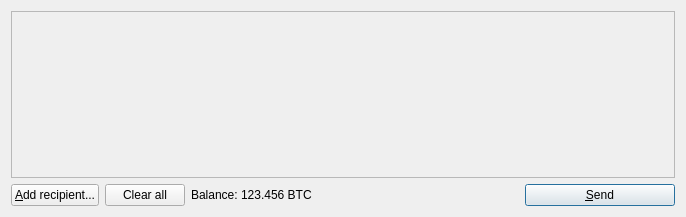
hanxianzhai/poscoin, file src/qt/forms/sendcoinsdialog.ui: the form before one commit.
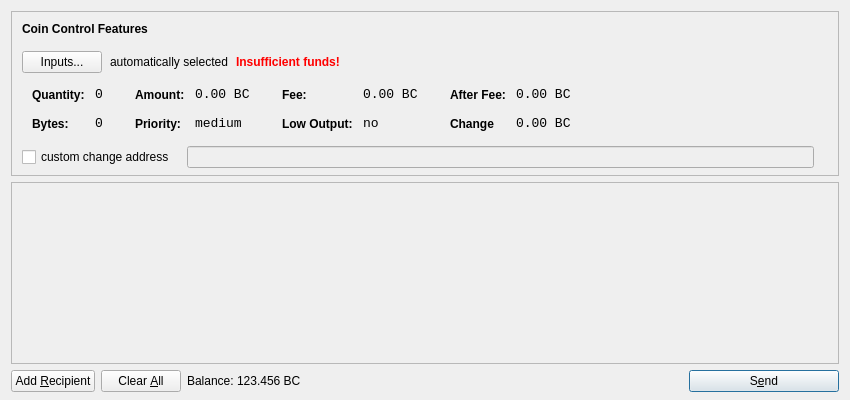
The form after the commit. Icons and pictures are not drawn.

The edit to the form file:
```diff
--- a/src/qt/forms/sendcoinsdialog.ui
+++ b/src/qt/forms/sendcoinsdialog.ui
@@ -6,14 +6,615 @@
    <rect>
     <x>0</x>
     <y>0</y>
-    <width>686</width>
-    <height>217</height>
+    <width>850</width>
+    <height>400</height>
    </rect>
   </property>
   <property name="windowTitle">
    <string>Send Coins</string>
   </property>
-  <layout class="QVBoxLayout" name="verticalLayout">
+  <layout class="QVBoxLayout" name="verticalLayout" stretch="0,1,0">
+   <property name="bottomMargin">
+    <number>8</number>
+   </property>
+   <item>
+    <widget class="QFrame" name="frameCoinControl">
+     <property name="sizePolicy">
+      <sizepolicy hsizetype="Expanding" vsizetype="Expanding">
+       <horstretch>0</horstretch>
+       <verstretch>0</verstretch>
+      </sizepolicy>
+     </property>
+     <property name="maximumSize">
+      <size>
+       <width>16777215</width>
+       <height>16777215</height>
+      </size>
+     </property>
+     <property name="frameShape">
+      <enum>QFrame::StyledPanel</enum>
+     </property>
+     <property name="frameShadow">
+      <enum>QFrame::Sunken</enum>
+     </property>
+     <layout class="QVBoxLayout" name="verticalLayoutCoinControl2">
+      <property name="spacing">
+       <number>-1</number>
+      </property>
+      <property name="leftMargin">
+       <number>0</number>
+      </property>
+      <property name="topMargin">
+       <number>0</number>
+      </property>
+      <property name="rightMargin">
+       <number>0</number>
+      </property>
+      <property name="bottomMargin">
+       <number>6</number>
+      </property>
+      <item>
+       <layout class="QVBoxLayout" name="verticalLayoutCoinControl" stretch="0,0,0,0,1">
+        <property name="spacing">
+         <number>0</number>
+        </property>
+        <property name="leftMargin">
+         <number>10</number>
+        </property>
+        <property name="topMargin">
+         <number>10</number>
+        </property>
+        <item>
+         <layout class="QHBoxLayout" name="horizontalLayoutCoinControl1">
+          <property name="bottomMargin">
+           <number>15</number>
+          </property>
+          <item>
+           <widget class="QLabel" name="labelCoinControlFeatures">
+            <property name="sizePolicy">
+             <sizepolicy hsizetype="Preferred" vsizetype="Maximum">
+              <horstretch>0</horstretch>
+              <verstretch>0</verstretch>
+             </sizepolicy>
+            </property>
+            <property name="font">
+             <font>
+              <weight>75</weight>
+              <bold>true</bold>
+             </font>
+            </property>
+            <property name="styleSheet">
+             <string notr="true">font-weight:bold;</string>
+            </property>
+            <property name="text">
+             <string>Coin Control Features</string>
+            </property>
+           </widget>
+          </item>
+         </layout>
+        </item>
+        <item>
+         <layout class="QHBoxLayout" name="horizontalLayoutCoinControl2" stretch="0,0,0,0">
+          <property name="spacing">
+           <number>8</number>
+          </property>
+          <property name="bottomMargin">
+           <number>10</number>
+          </property>
+          <item>
+           <widget class="QPushButton" name="pushButtonCoinControl">
+            <property name="styleSheet">
+             <string notr="true"/>
+            </property>
+            <property name="text">
+             <string>Inputs...</string>
+            </property>
+           </widget>
+          </item>
+          <item>
+           <widget class="QLabel" name="labelCoinControlAutomaticallySelected">
+            <property name="text">
+             <string>automatically selected</string>
+            </property>
+            <property name="margin">
+             <number>5</number>
+            </property>
+           </widget>
+          </item>
+          <item>
+           <widget class="QLabel" name="labelCoinControlInsuffFunds">
+            <property name="font">
+             <font>
+              <weight>75</weight>
+              <bold>true</bold>
+             </font>
+            </property>
+            <property name="styleSheet">
+             <string notr="true">color:red;font-weight:bold;</string>
+            </property>
+            <property name="text">
+             <string>Insufficient funds!</string>
+            </property>
+            <property name="margin">
+             <number>5</number>
+            </property>
+           </widget>
+          </item>
+          <item>
+           <spacer name="horizontalSpacerCoinControl">
+            <property name="orientation">
+             <enum>Qt::Horizontal</enum>
+            </property>
+            <property name="sizeHint" stdset="0">
+             <size>
+              <width>40</width>
+              <height>1</height>
+             </size>
+            </property>
+           </spacer>
+          </item>
+         </layout>
+        </item>
+        <item>
+         <widget class="QWidget" name="widgetCoinControl" native="true">
+          <property name="sizePolicy">
+           <sizepolicy hsizetype="Preferred" vsizetype="Preferred">
+            <horstretch>0</horstretch>
+            <verstretch>0</verstretch>
+           </sizepolicy>
+          </property>
+          <property name="minimumSize">
+           <size>
+            <width>0</width>
+            <height>0</height>
+           </size>
+          </property>
+          <property name="styleSheet">
+           <string notr="true"/>
+          </property>
+          <layout class="QHBoxLayout" name="horizontalLayoutCoinControl5">
+           <property name="margin">
+            <number>0</number>
+           </property>
+           <item>
+            <layout class="QHBoxLayout" name="horizontalLayoutCoinControl3" stretch="0,0,0,1">
+             <property name="spacing">
+              <number>20</number>
+             </property>
+             <property name="topMargin">
+              <number>0</number>
+             </property>
+             <property name="bottomMargin">
+              <number>10</number>
+             </property>
+             <item>
+              <layout class="QFormLayout" name="formLayoutCoinControl1">
+               <property name="horizontalSpacing">
+                <number>10</number>
+               </property>
+               <property name="verticalSpacing">
+                <number>14</number>
+               </property>
+               <property name="leftMargin">
+                <number>10</number>
+               </property>
+               <property name="topMargin">
+                <number>4</number>
+               </property>
+               <property name="rightMargin">
+                <number>6</number>
+               </property>
+               <item row="0" column="0">
+                <widget class="QLabel" name="labelCoinControlQuantityText">
+                 <property name="styleSheet">
+                  <string notr="true">font-weight:bold;</string>
+                 </property>
+                 <property name="text">
+                  <string>Quantity:</string>
+                 </property>
+                 <property name="margin">
+                  <number>0</number>
+                 </property>
+                </widget>
+               </item>
+               <item row="0" column="1">
+                <widget class="QLabel" name="labelCoinControlQuantity">
+                 <property name="font">
+                  <font>
+                   <family>Monospace</family>
+                   <pointsize>10</pointsize>
+                  </font>
+                 </property>
+                 <property name="cursor">
+                  <cursorShape>IBeamCursor</cursorShape>
+                 </property>
+                 <property name="contextMenuPolicy">
+                  <enum>Qt::ActionsContextMenu</enum>
+                 </property>
+                 <property name="text">
+                  <string>0</string>
+                 </property>
+                 <property name="margin">
+                  <number>0</number>
+                 </property>
+                 <property name="textInteractionFlags">
+                  <set>Qt::LinksAccessibleByMouse|Qt::TextSelectableByKeyboard|Qt::TextSelectableByMouse</set>
+                 </property>
+                </widget>
+               </item>
+               <item row="1" column="0">
+                <widget class="QLabel" name="labelCoinControlBytesText">
+                 <property name="styleSheet">
+                  <string notr="true">font-weight:bold;</string>
+                 </property>
+                 <property name="text">
+                  <string>Bytes:</string>
+                 </property>
+                </widget>
+               </item>
+               <item row="1" column="1">
+                <widget class="QLabel" name="labelCoinControlBytes">
+                 <property name="font">
+                  <font>
+                   <family>Monospace</family>
+                   <pointsize>10</pointsize>
+                  </font>
+                 </property>
+                 <property name="cursor">
+                  <cursorShape>IBeamCursor</cursorShape>
+                 </property>
+                 <property name="contextMenuPolicy">
+                  <enum>Qt::ActionsContextMenu</enum>
+                 </property>
+                 <property name="text">
+                  <string>0</string>
+                 </property>
+                 <property name="textInteractionFlags">
+                  <set>Qt::LinksAccessibleByMouse|Qt::TextSelectableByKeyboard|Qt::TextSelectableByMouse</set>
+                 </property>
+                </widget>
+               </item>
+              </layout>
+             </item>
+             <item>
+              <layout class="QFormLayout" name="formLayoutCoinControl2">
+               <property name="horizontalSpacing">
+                <number>10</number>
+               </property>
+               <property name="verticalSpacing">
+                <number>14</number>
+               </property>
+               <property name="leftMargin">
+                <number>6</number>
+               </property>
+               <property name="topMargin">
+                <number>4</number>
+               </property>
+               <property name="rightMargin">
+                <number>6</number>
+               </property>
+               <item row="0" column="0">
+                <widget class="QLabel" name="labelCoinControlAmountText">
+                 <property name="styleSheet">
+                  <string notr="true">font-weight:bold;</string>
+                 </property>
+                 <property name="text">
+                  <string>Amount:</string>
+                 </property>
+                 <property name="margin">
+                  <number>0</number>
+                 </property>
+                </widget>
+               </item>
+               <item row="0" column="1">
+                <widget class="QLabel" name="labelCoinControlAmount">
+                 <property name="font">
+                  <font>
+                   <family>Monospace</family>
+                   <pointsize>10</pointsize>
+                  </font>
+                 </property>
+                 <property name="cursor">
+                  <cursorShape>IBeamCursor</cursorShape>
+                 </property>
+                 <property name="contextMenuPolicy">
+                  <enum>Qt::ActionsContextMenu</enum>
+                 </property>
+                 <property name="text">
+                  <string>0.00 BC</string>
+                 </property>
+                 <property name="textInteractionFlags">
+                  <set>Qt::LinksAccessibleByMouse|Qt::TextSelectableByKeyboard|Qt::TextSelectableByMouse</set>
+                 </property>
+                </widget>
+               </item>
+               <item row="1" column="0">
+                <widget class="QLabel" name="labelCoinControlPriorityText">
+                 <property name="styleSheet">
+                  <string notr="true">font-weight:bold;</string>
+                 </property>
+                 <property name="text">
+                  <string>Priority:</string>
+                 </property>
+                </widget>
+               </item>
+               <item row="1" column="1">
+                <widget class="QLabel" name="labelCoinControlPriority">
+                 <property name="font">
+                  <font>
+                   <family>Monospace</family>
+                   <pointsize>10</pointsize>
+                  </font>
+                 </property>
+                 <property name="cursor">
+                  <cursorShape>IBeamCursor</cursorShape>
+                 </property>
+                 <property name="contextMenuPolicy">
+                  <enum>Qt::ActionsContextMenu</enum>
+                 </property>
+                 <property name="text">
+                  <string>medium</string>
+                 </property>
+                 <property name="textInteractionFlags">
+                  <set>Qt::LinksAccessibleByMouse|Qt::TextSelectableByKeyboard|Qt::TextSelectableByMouse</set>
+                 </property>
+                </widget>
+               </item>
+              </layout>
+             </item>
+             <item>
+              <layout class="QFormLayout" name="formLayoutCoinControl3">
+               <property name="horizontalSpacing">
+                <number>10</number>
+               </property>
+               <property name="verticalSpacing">
+                <number>14</number>
+               </property>
+               <property name="leftMargin">
+                <number>6</number>
+               </property>
+               <property name="topMargin">
+                <number>4</number>
+               </property>
+               <property name="rightMargin">
+                <number>6</number>
+               </property>
+               <item row="0" column="0">
+                <widget class="QLabel" name="labelCoinControlFeeText">
+                 <property name="styleSheet">
+                  <string notr="true">font-weight:bold;</string>
+                 </property>
+                 <property name="text">
+                  <string>Fee:</string>
+                 </property>
+                 <property name="margin">
+                  <number>0</number>
+                 </property>
+                </widget>
+               </item>
+               <item row="0" column="1">
+                <widget class="QLabel" name="labelCoinControlFee">
+                 <property name="font">
+                  <font>
+                   <family>Monospace</family>
+                   <pointsize>10</pointsize>
+                  </font>
+                 </property>
+                 <property name="cursor">
+                  <cursorShape>IBeamCursor</cursorShape>
+                 </property>
+                 <property name="contextMenuPolicy">
+                  <enum>Qt::ActionsContextMenu</enum>
+                 </property>
+                 <property name="text">
+                  <string>0.00 BC</string>
+                 </property>
+                 <property name="textInteractionFlags">
+                  <set>Qt::LinksAccessibleByMouse|Qt::TextSelectableByKeyboard|Qt::TextSelectableByMouse</set>
+                 </property>
+                </widget>
+               </item>
+               <item row="1" column="0">
+                <widget class="QLabel" name="labelCoinControlLowOutputText">
+                 <property name="styleSheet">
+                  <string notr="true">font-weight:bold;</string>
+                 </property>
+                 <property name="text">
+                  <string>Low Output:</string>
+                 </property>
+                </widget>
+               </item>
+               <item row="1" column="1">
+                <widget class="QLabel" name="labelCoinControlLowOutput">
+                 <property name="font">
+                  <font>
+                   <family>Monospace</family>
+                   <pointsize>10</pointsize>
+                  </font>
+                 </property>
+                 <property name="cursor">
+                  <cursorShape>IBeamCursor</cursorShape>
+                 </property>
+                 <property name="contextMenuPolicy">
+                  <enum>Qt::ActionsContextMenu</enum>
+                 </property>
+                 <property name="text">
+                  <string>no</string>
+                 </property>
+                 <property name="textInteractionFlags">
+                  <set>Qt::LinksAccessibleByMouse|Qt::TextSelectableByKeyboard|Qt::TextSelectableByMouse</set>
+                 </property>
+                </widget>
+               </item>
+              </layout>
+             </item>
+             <item>
+              <layout class="QFormLayout" name="formLayoutCoinControl4">
+               <property name="horizontalSpacing">
+                <number>10</number>
+               </property>
+               <property name="verticalSpacing">
+                <number>14</number>
+               </property>
+               <property name="leftMargin">
+                <number>6</number>
+               </property>
+               <property name="topMargin">
+                <number>4</number>
+               </property>
+               <property name="rightMargin">
+                <number>6</number>
+               </property>
+               <item row="0" column="0">
+                <widget class="QLabel" name="labelCoinControlAfterFeeText">
+                 <property name="styleSheet">
+                  <string notr="true">font-weight:bold;</string>
+                 </property>
+                 <property name="text">
+                  <string>After Fee:</string>
+                 </property>
+                 <property name="margin">
+                  <number>0</number>
+                 </property>
+                </widget>
+               </item>
+               <item row="0" column="1">
+                <widget class="QLabel" name="labelCoinControlAfterFee">
+                 <property name="font">
+                  <font>
+                   <family>Monospace</family>
+                   <pointsize>10</pointsize>
+                  </font>
+                 </property>
+                 <property name="cursor">
+                  <cursorShape>IBeamCursor</cursorShape>
+                 </property>
+                 <property name="contextMenuPolicy">
+                  <enum>Qt::ActionsContextMenu</enum>
+                 </property>
+                 <property name="text">
+                  <string>0.00 BC</string>
+                 </property>
+                 <property name="textInteractionFlags">
+                  <set>Qt::LinksAccessibleByMouse|Qt::TextSelectableByKeyboard|Qt::TextSelectableByMouse</set>
+                 </property>
+                </widget>
+               </item>
+               <item row="1" column="0">
+                <widget class="QLabel" name="labelCoinControlChangeText">
+                 <property name="styleSheet">
+                  <string notr="true">font-weight:bold;</string>
+                 </property>
+                 <property name="text">
+                  <string>Change</string>
+                 </property>
+                </widget>
+               </item>
+               <item row="1" column="1">
+                <widget class="QLabel" name="labelCoinControlChange">
+                 <property name="font">
+                  <font>
+                   <family>Monospace</family>
+                   <pointsize>10</pointsize>
+                  </font>
+                 </property>
+                 <property name="cursor">
+                  <cursorShape>IBeamCursor</cursorShape>
+                 </property>
+                 <property name="contextMenuPolicy">
+                  <enum>Qt::ActionsContextMenu</enum>
+                 </property>
+                 <property name="text">
+                  <string>0.00 BC</string>
+                 </property>
+                 <property name="textInteractionFlags">
+                  <set>Qt::LinksAccessibleByMouse|Qt::TextSelectableByKeyboard|Qt::TextSelectableByMouse</set>
+                 </property>
+                </widget>
+               </item>
+              </layout>
+             </item>
+            </layout>
+           </item>
+          </layout>
+         </widget>
+        </item>
+        <item>
+         <layout class="QHBoxLayout" name="horizontalLayoutCoinControl4" stretch="0,0,0">
+          <property name="spacing">
+           <number>12</number>
+          </property>
+          <property name="sizeConstraint">
+           <enum>QLayout::SetDefaultConstraint</enum>
+          </property>
+          <property name="topMargin">
+           <number>5</number>
+          </property>
+          <property name="rightMargin">
+           <number>5</number>
+          </property>
+          <item>
+           <widget class="QCheckBox" name="checkBoxCoinControlChange">
+            <property name="text">
+             <string>custom change address</string>
+            </property>
+           </widget>
+          </item>
+          <item>
+           <widget class="QLineEdit" name="lineEditCoinControlChange">
+            <property name="enabled">
+             <bool>false</bool>
+            </property>
+            <property name="sizePolicy">
+             <sizepolicy hsizetype="Expanding" vsizetype="Fixed">
+              <horstretch>0</horstretch>
+              <verstretch>0</verstretch>
+             </sizepolicy>
+            </property>
+           </widget>
+          </item>
+          <item>
+           <widget class="QLabel" name="labelCoinControlChangeLabel">
+            <property name="sizePolicy">
+             <sizepolicy hsizetype="Preferred" vsizetype="Expanding">
+              <horstretch>0</horstretch>
+              <verstretch>0</verstretch>
+             </sizepolicy>
+            </property>
+            <property name="minimumSize">
+             <size>
+              <width>0</width>
+              <height>0</height>
+             </size>
+            </property>
+            <property name="text">
+             <string/>
+            </property>
+            <property name="margin">
+             <number>3</number>
+            </property>
+           </widget>
+          </item>
+         </layout>
+        </item>
+        <item>
+         <spacer name="verticalSpacerCoinControl">
+          <property name="orientation">
+           <enum>Qt::Vertical</enum>
+          </property>
+          <property name="sizeHint" stdset="0">
+           <size>
+            <width>800</width>
+            <height>1</height>
+           </size>
+          </property>
+         </spacer>
+        </item>
+       </layout>
+      </item>
+     </layout>
+    </widget>
+   </item>
    <item>
     <widget class="QScrollArea" name="scrollArea">
      <property name="widgetResizable">
@@ -24,7 +625,7 @@
        <rect>
         <x>0</x>
         <y>0</y>
-        <width>666</width>
+        <width>830</width>
         <height>165</height>
        </rect>
       </property>
@@ -64,12 +665,15 @@
         <string>Send to multiple recipients at once</string>
        </property>
        <property name="text">
-        <string>&amp;Add recipient...</string>
+        <string>Add &amp;Recipient</string>
        </property>
        <property name="icon">
         <iconset resource="../bitcoin.qrc">
          <normaloff>:/icons/add</normaloff>:/icons/add</iconset>
        </property>
+       <property name="autoDefault">
+        <bool>false</bool>
+       </property>
       </widget>
      </item>
      <item>
@@ -84,7 +688,7 @@
         <string>Remove all transaction fields</string>
        </property>
        <property name="text">
-        <string>Clear all</string>
+        <string>Clear &amp;All</string>
        </property>
        <property name="icon">
         <iconset resource="../bitcoin.qrc">
@@ -93,6 +697,9 @@
        <property name="autoRepeatDelay">
         <number>300</number>
        </property>
+       <property name="autoDefault">
+        <bool>false</bool>
+       </property>
       </widget>
      </item>
      <item>
@@ -102,6 +709,12 @@
        </property>
        <item>
         <widget class="QLabel" name="label">
+         <property name="sizePolicy">
+          <sizepolicy hsizetype="Preferred" vsizetype="Fixed">
+           <horstretch>0</horstretch>
+           <verstretch>0</verstretch>
+          </sizepolicy>
+         </property>
          <property name="text">
           <string>Balance:</string>
          </property>
@@ -109,8 +722,17 @@
        </item>
        <item>
         <widget class="QLabel" name="labelBalance">
+         <property name="sizePolicy">
+          <sizepolicy hsizetype="Preferred" vsizetype="Fixed">
+           <horstretch>0</horstretch>
+           <verstretch>0</verstretch>
+          </sizepolicy>
+         </property>
+         <property name="cursor">
+          <cursorShape>IBeamCursor</cursorShape>
+         </property>
          <property name="text">
-          <string>123.456 BTC</string>
+          <string>123.456 BC</string>
          </property>
          <property name="textInteractionFlags">
           <set>Qt::LinksAccessibleByMouse|Qt::TextSelectableByKeyboard|Qt::TextSelectableByMouse</set>
@@ -144,7 +766,7 @@
         <string>Confirm the send action</string>
        </property>
        <property name="text">
-        <string>&amp;Send</string>
+        <string>S&amp;end</string>
        </property>
        <property name="icon">
         <iconset resource="../bitcoin.qrc">
```
